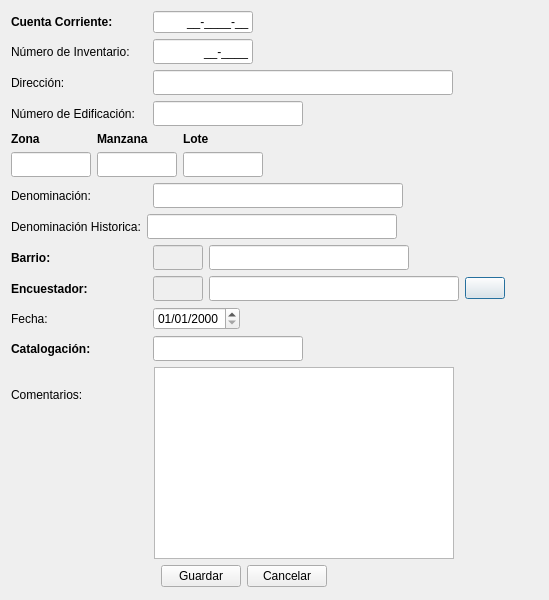
Before: the Qt Designer form generalform.ui in agimenezpy/CentroHistorico, drawn with Qt 5.
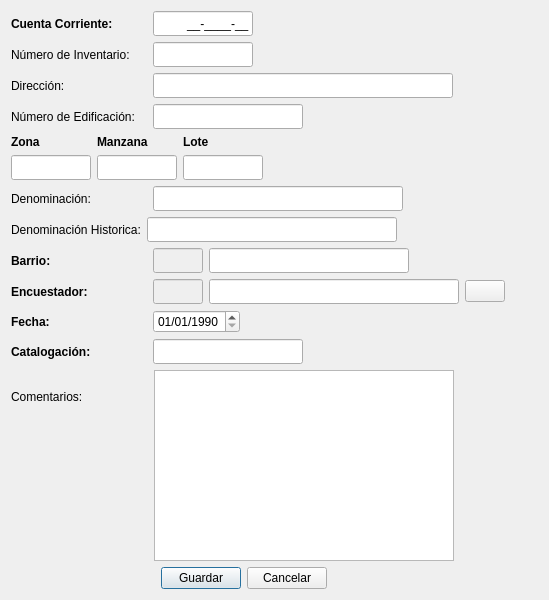
After: the same form once the commit is applied. Icons and pictures are not drawn.

```diff
--- a/generalform.ui
+++ b/generalform.ui
@@ -67,9 +67,6 @@
      </item>
      <item>
       <widget class="QLineEdit" name="cuentaCorrienteEdit">
-       <property name="enabled">
-        <bool>true</bool>
-       </property>
        <property name="sizePolicy">
         <sizepolicy hsizetype="Fixed" vsizetype="Fixed">
          <horstretch>0</horstretch>
@@ -79,7 +76,7 @@
        <property name="minimumSize">
         <size>
          <width>100</width>
-         <height>0</height>
+         <height>25</height>
         </size>
        </property>
        <property name="maximumSize">
@@ -91,15 +88,9 @@
        <property name="inputMask">
         <string>00-0000-00;_</string>
        </property>
-       <property name="text">
-        <string>--</string>
-       </property>
        <property name="alignment">
         <set>Qt::AlignRight|Qt::AlignTrailing|Qt::AlignVCenter</set>
        </property>
-       <property name="readOnly">
-        <bool>false</bool>
-       </property>
       </widget>
      </item>
     </layout>
@@ -161,10 +152,10 @@
         </size>
        </property>
        <property name="inputMask">
-        <string notr="true">00-0000;_</string>
+        <string notr="true"/>
        </property>
        <property name="text">
-        <string notr="true">-</string>
+        <string notr="true"/>
        </property>
        <property name="alignment">
         <set>Qt::AlignRight|Qt::AlignTrailing|Qt::AlignVCenter</set>
@@ -660,6 +651,9 @@
         <iconset resource="centrohistorico.qrc">
          <normaloff>:/icons/encuestadores.png</normaloff>:/icons/encuestadores.png</iconset>
        </property>
+       <property name="autoDefault">
+        <bool>false</bool>
+       </property>
       </widget>
      </item>
     </layout>
@@ -682,8 +676,8 @@
        </property>
        <property name="font">
         <font>
-         <weight>50</weight>
-         <bold>false</bold>
+         <weight>75</weight>
+         <bold>true</bold>
         </font>
        </property>
        <property name="text">
@@ -708,6 +702,16 @@
          <height>16777215</height>
         </size>
        </property>
+       <property name="dateTime">
+        <datetime>
+         <hour>0</hour>
+         <minute>0</minute>
+         <second>0</second>
+         <year>1990</year>
+         <month>1</month>
+         <day>1</day>
+        </datetime>
+       </property>
        <property name="displayFormat">
         <string>dd/MM/yyyy</string>
        </property>
```
Left out of the diff: 38 changed lines with no effect on the pictures.
